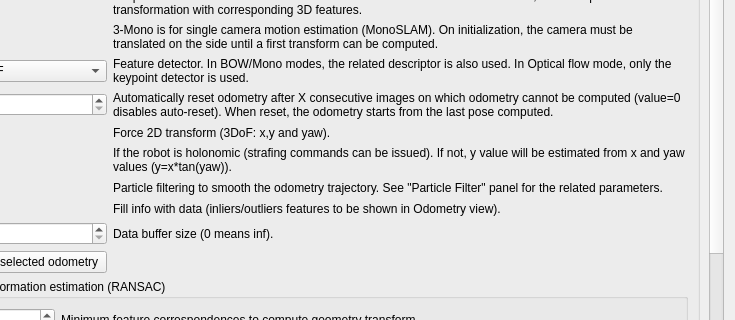
Qt form guilib/src/ui/preferencesDialog.ui (introlab/rtabmap) before a commit; both pictures show x 323 to 1058 and y 157 to 477 of the 1058 by 858 pixel window.
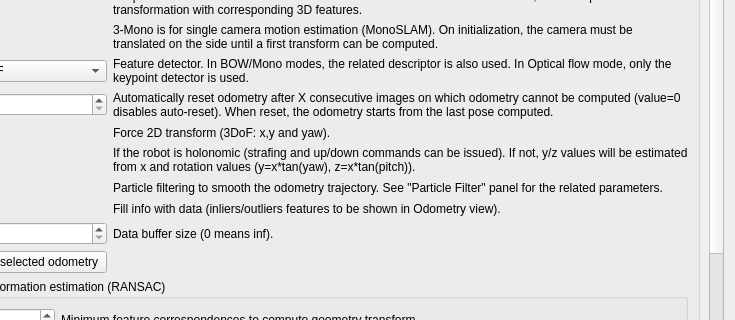
The same form after that commit. Icons and pictures are not drawn. Custom widgets are drawn as their Qt base class.

Commit message: holonomic option: makeing z depending on x and pitch too if nonholonomic

What changed in the file:
```diff
--- a/guilib/src/ui/preferencesDialog.ui
+++ b/guilib/src/ui/preferencesDialog.ui
@@ -6976,7 +6976,7 @@
                       <item row="7" column="1">
                        <widget class="QLabel" name="label_238">
                         <property name="text">
-                         <string>If the robot is holonomic (strafing commands can be issued). If not, y value will be estimated from x and yaw values (y=x*tan(yaw)).</string>
+                         <string>If the robot is holonomic (strafing and up/down commands can be issued). If not, y/z values will be estimated from x and rotation values (y=x*tan(yaw), z=x*tan(pitch)).</string>
                         </property>
                         <property name="wordWrap">
                          <bool>true</bool>
```
The commit also changes 2 other files.
